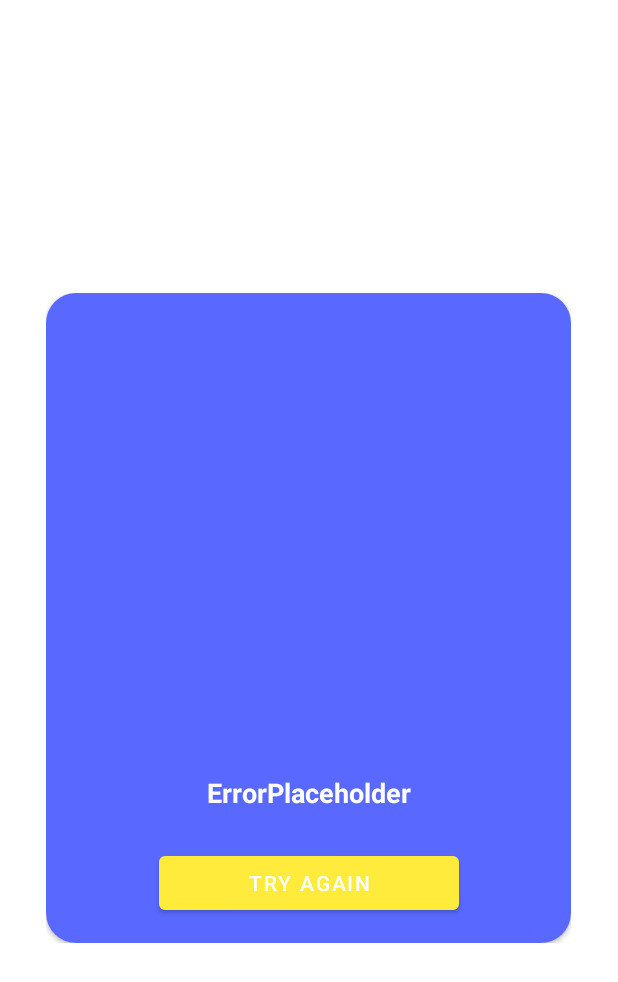
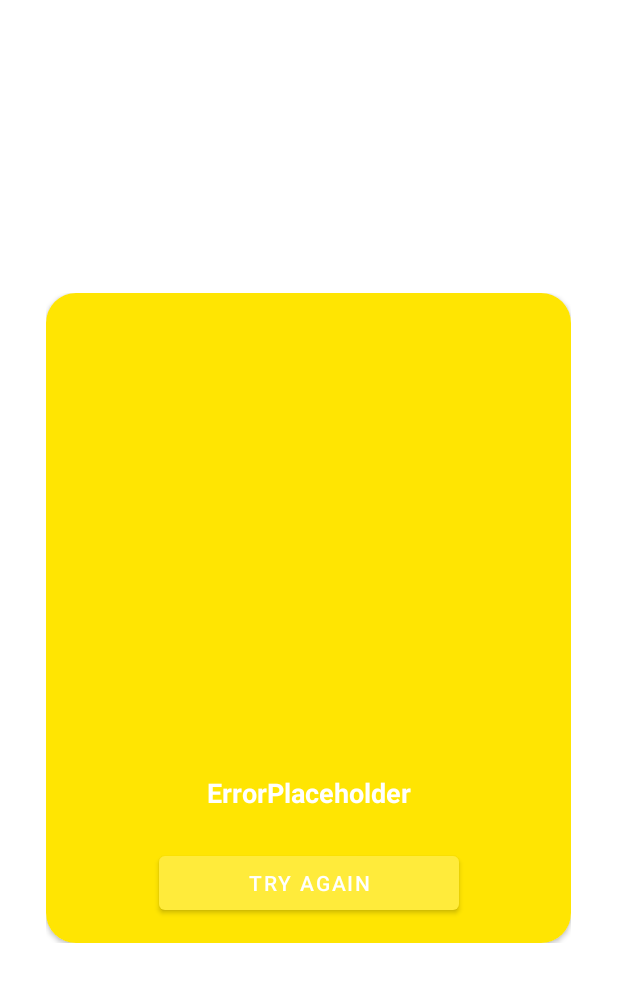
Before and after one commit to bogdy9912/MDS-Project, an Android app: the layout dialog_layout.xml on its own in the app's theme, with its tools: preview values and no code run, on a phone screen of 412 x 824 dp. Shown: the top 982 px of the screen. Run offline under Robolectric (Android 15) with nearby library versions, the phone set to English and light mode, and no system bars.

Commit message:
Update dialog_layout.xml

```diff
--- a/MDS/app/src/main/res/layout/dialog_layout.xml
+++ b/MDS/app/src/main/res/layout/dialog_layout.xml
@@ -22,7 +22,7 @@
         <androidx.constraintlayout.widget.ConstraintLayout
             android:layout_width="match_parent"
             android:layout_height="match_parent"
-            android:background="#5969FF">
+            android:background="#FFE502">
 
 
             <ImageView
```
